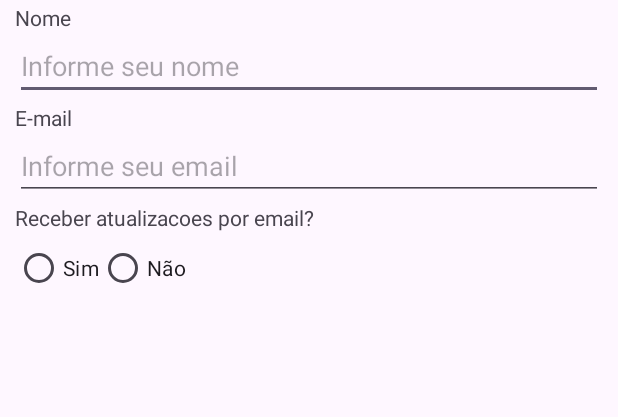
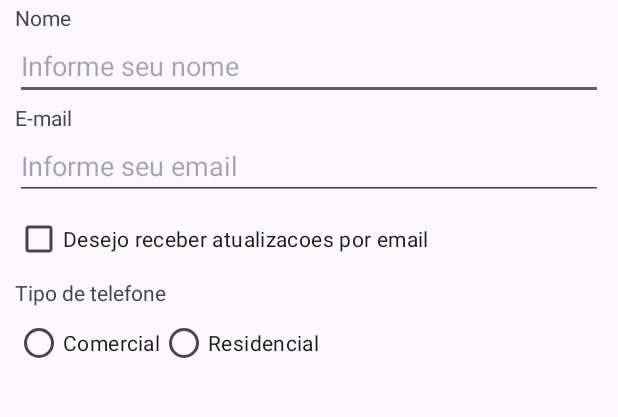
Before and after one commit to m-brito/HaVagas, an Android app: the layout activity_main.xml on its own in the app's theme, with its tools: preview values and no code run, on a phone screen of 412 x 824 dp, the part 90-507 px from its top. Run offline under Robolectric (Android 15) with nearby library versions, the phone set to English and light mode, and no system bars.

```diff
--- a/app/src/main/res/layout/activity_main.xml
+++ b/app/src/main/res/layout/activity_main.xml
@@ -71,39 +71,50 @@
         app:layout_constraintStart_toStartOf="parent"
         app:layout_constraintTop_toBottomOf="@+id/emailTv" />
 
+    <CheckBox
+        android:id="@+id/atualizacoesCb"
+        android:layout_width="0dp"
+        android:layout_height="wrap_content"
+        android:layout_marginHorizontal="10dp"
+        android:layout_marginTop="2dp"
+        android:text="@string/desejo_receber_atualizacoes_por_email"
+        app:layout_constraintEnd_toEndOf="parent"
+        app:layout_constraintStart_toStartOf="parent"
+        app:layout_constraintTop_toBottomOf="@+id/emailEt" />
+
     <TextView
-        android:id="@+id/atualizacoesTv"
+        android:id="@+id/tipoTelefoneTv"
         android:layout_width="0dp"
         android:layout_height="wrap_content"
         android:layout_marginStart="10dp"
         android:layout_marginTop="2dp"
         android:layout_marginEnd="10dp"
-        android:text="@string/receber_atualizacoes_por_email"
+        android:text="@string/tipo_de_telefone"
         app:layout_constraintEnd_toEndOf="parent"
         app:layout_constraintStart_toStartOf="parent"
-        app:layout_constraintTop_toBottomOf="@+id/emailEt" />
+        app:layout_constraintTop_toBottomOf="@+id/atualizacoesCb" />
 
     <RadioGroup
-        android:id="@+id/atualizacoesRg"
+        android:id="@+id/tipoTelefoneRg"
         android:layout_width="0dp"
         android:layout_height="wrap_content"
         android:layout_marginHorizontal="10dp"
         android:orientation="horizontal"
         app:layout_constraintEnd_toEndOf="parent"
         app:layout_constraintStart_toStartOf="parent"
-        app:layout_constraintTop_toBottomOf="@+id/atualizacoesTv">
+        app:layout_constraintTop_toBottomOf="@+id/tipoTelefoneTv">
 
         <RadioButton
-            android:id="@+id/atualizacoesSimRb"
+            android:id="@+id/tipoTelefoneComercialRb"
             android:layout_width="wrap_content"
             android:layout_height="wrap_content"
-            android:text="@string/sim" />
+            android:text="@string/comercial" />
 
         <RadioButton
-            android:id="@+id/atualizacoesNaoRb"
+            android:id="@+id/tipoTelefoneResidencialRb"
             android:layout_width="wrap_content"
             android:layout_height="wrap_content"
-            android:text="@string/n_o" />
+            android:text="@string/residencial" />
 
     </RadioGroup>
 
--- a/app/src/main/res/values/strings.xml
+++ b/app/src/main/res/values/strings.xml
@@ -8,4 +8,8 @@
     <string name="receber_atualizacoes_por_email">Receber atualizacoes por email?</string>
     <string name="sim">Sim</string>
     <string name="n_o">Não</string>
+    <string name="desejo_receber_atualizacoes_por_email">Desejo receber atualizacoes por email</string>
+    <string name="tipo_de_telefone">Tipo de telefone</string>
+    <string name="comercial">Comercial</string>
+    <string name="residencial">Residencial</string>
 </resources>
```
